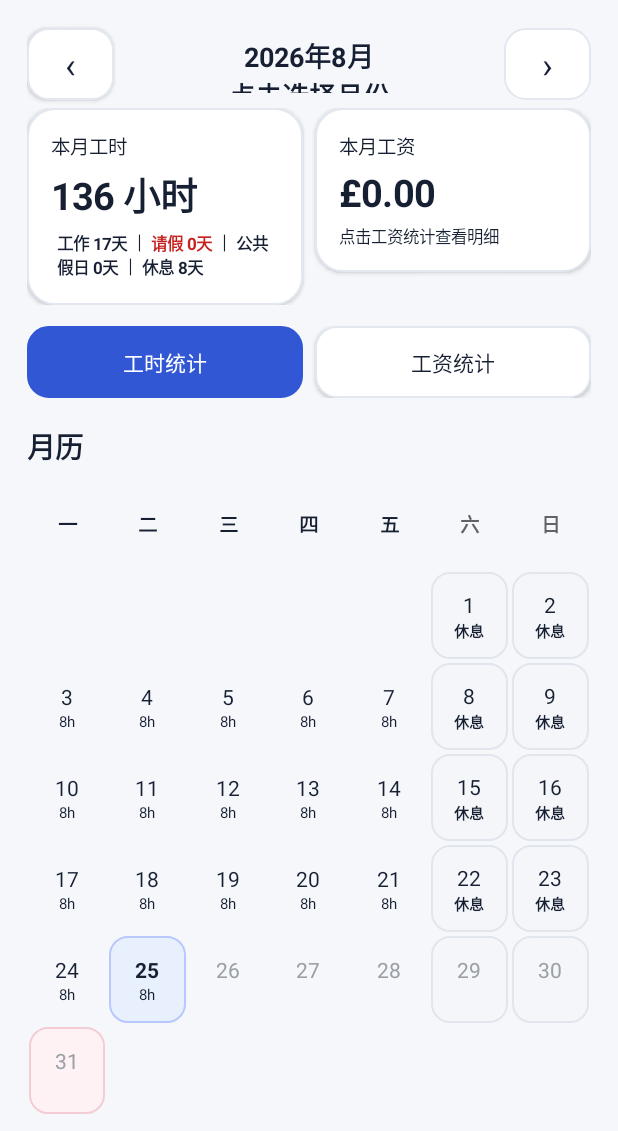
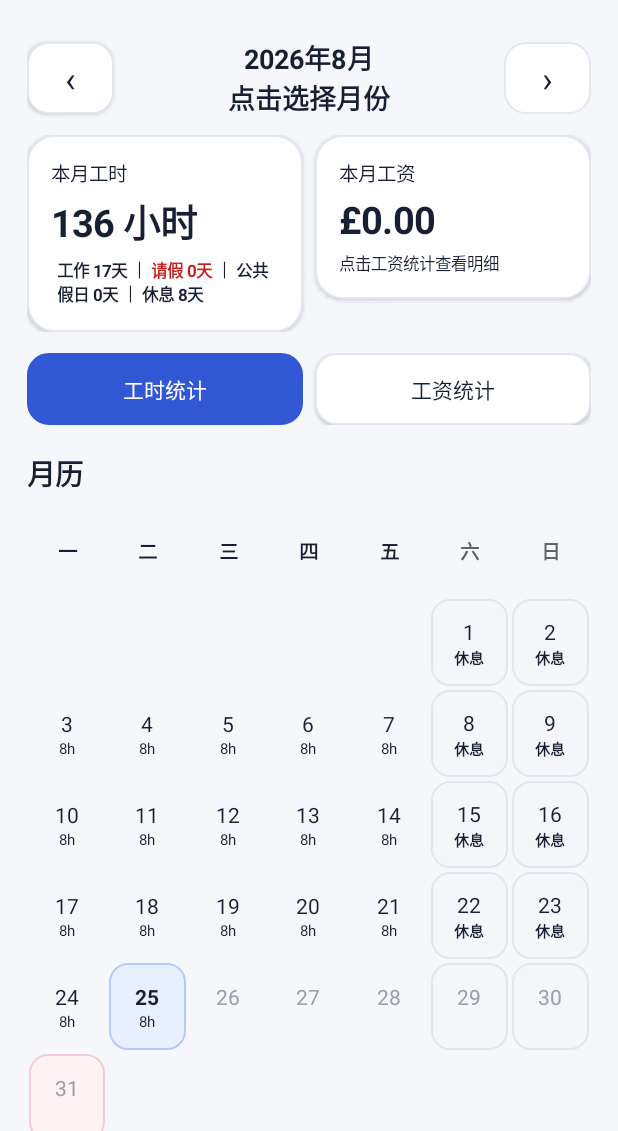
Before and after one commit to yagay/work, an Android app: the screen it shows after launch (MainActivity), on a phone screen of 412 x 824 dp, the part 105-1236 px from its top. Run offline under Robolectric (Android 15) with nearby library versions, the phone set to English and light mode, and no system bars.

Commit message:
Fix month selector title clipping

```diff
--- a/app/src/main/java/com/example/workhours/MainActivity.java
+++ b/app/src/main/java/com/example/workhours/MainActivity.java
@@ -209,14 +209,14 @@ public class MainActivity extends Activity {
     private void buildSharedMonthSummary(LinearLayout root) {
         LinearLayout nav = horizontal();
         nav.setGravity(Gravity.CENTER_VERTICAL);
-        LinearLayout.LayoutParams np = new LinearLayout.LayoutParams(-1, dp(58));
+        LinearLayout.LayoutParams np = new LinearLayout.LayoutParams(-1, dp(76));
         np.topMargin = dp(14);
         root.addView(nav, np);
         previousMonthButton = button("‹");
         previousMonthButton.setTextSize(24);
         previousMonthButton.setOnClickListener(v -> { YearMonth target=displayedMonth.minusMonths(1); LocalDate ws=getWorkStartDate(); if(ws==null||!target.isBefore(YearMonth.from(ws))){displayedMonth=target;refreshMonth();}});
         nav.addView(previousMonthButton,new LinearLayout.LayoutParams(dp(58),dp(48)));
-        monthTitle=text("",18,true); monthTitle.setGravity(Gravity.CENTER); monthTitle.setPadding(dp(8),dp(10),dp(8),dp(10)); monthTitle.setOnClickListener(v->chooseWorkMonth());
+        monthTitle=text("",18,true); monthTitle.setGravity(Gravity.CENTER); monthTitle.setPadding(dp(8),dp(6),dp(8),dp(6)); monthTitle.setMinHeight(dp(68)); monthTitle.setOnClickListener(v->chooseWorkMonth());
         nav.addView(monthTitle,new LinearLayout.LayoutParams(0,-2,1f));
         nextMonthButton=button("›"); nextMonthButton.setTextSize(24); nextMonthButton.setOnClickListener(v->{if(displayedMonth.isBefore(YearMonth.now())){displayedMonth=displayedMonth.plusMonths(1);refreshMonth();}});
         nav.addView(nextMonthButton,new LinearLayout.LayoutParams(dp(58),dp(48)));
```
